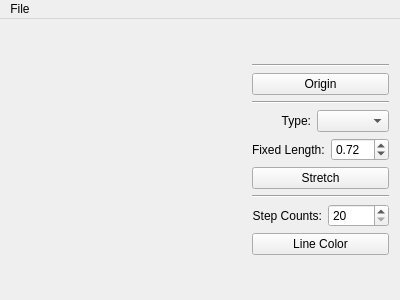
Qt form mainwindow.ui (leeowen/tyre) before a commit.
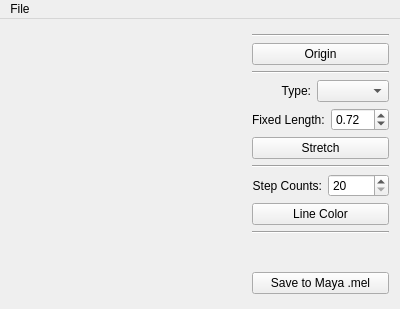
The same form after that commit. Custom widgets are drawn as their Qt base class.

Commit message: save to maya .mel

Diff of the .ui file:
```diff
--- a/mainwindow.ui
+++ b/mainwindow.ui
@@ -7,7 +7,7 @@
     <x>0</x>
     <y>0</y>
     <width>400</width>
-    <height>300</height>
+    <height>309</height>
    </rect>
   </property>
   <property name="windowTitle">
@@ -180,6 +180,33 @@
         </property>
        </widget>
       </item>
+      <item>
+       <widget class="Line" name="line_4">
+        <property name="orientation">
+         <enum>Qt::Horizontal</enum>
+        </property>
+       </widget>
+      </item>
+      <item>
+       <spacer name="verticalSpacer_3">
+        <property name="orientation">
+         <enum>Qt::Vertical</enum>
+        </property>
+        <property name="sizeHint" stdset="0">
+         <size>
+          <width>20</width>
+          <height>40</height>
+         </size>
+        </property>
+       </spacer>
+      </item>
+      <item>
+       <widget class="QPushButton" name="save_to_maya">
+        <property name="text">
+         <string>Save to Maya .mel</string>
+        </property>
+       </widget>
+      </item>
       <item>
        <spacer name="verticalSpacer">
         <property name="orientation">
```
The commit also changes 4 other files.
